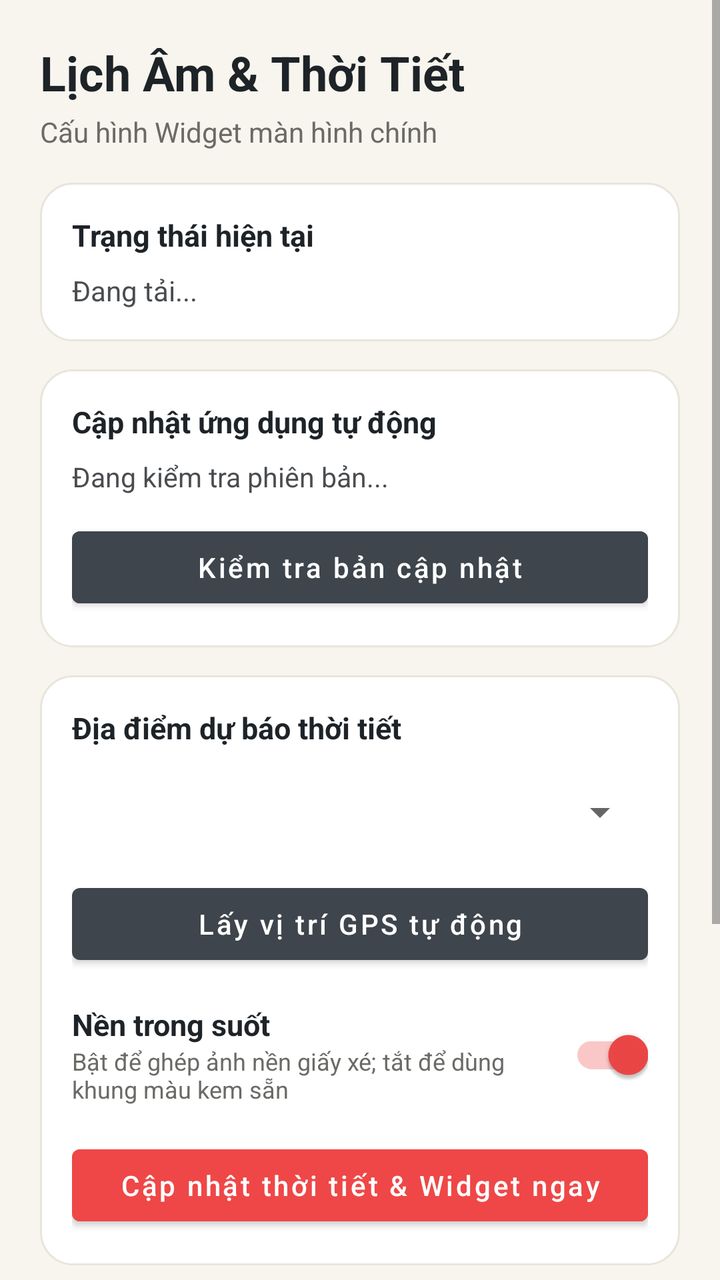
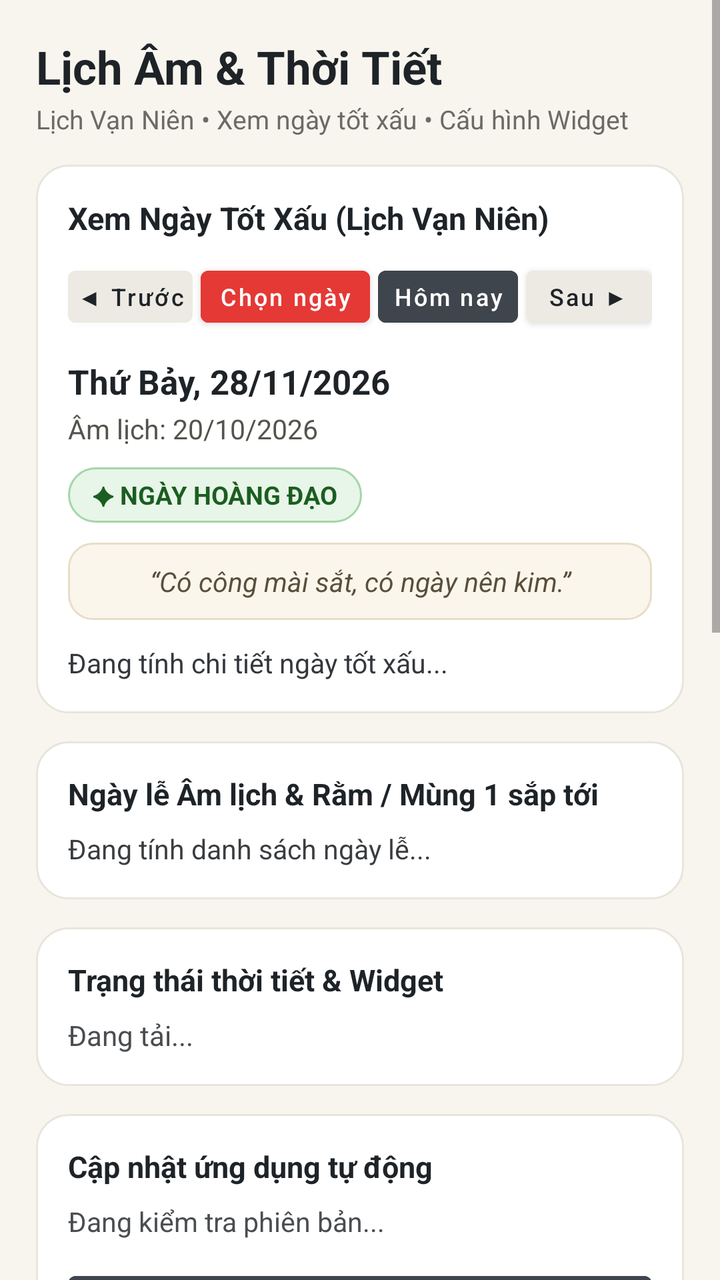

Two renders of the same Android screen: before a commit and after it. Below are the layout's source before the change and the commit's diff.
<!-- AndroidManifest.xml: application theme Theme.LichAmWidget -->
<!-- res/layout/activity_main.xml -->
<?xml version="1.0" encoding="utf-8"?>
<ScrollView xmlns:android="http://schemas.android.com/apk/res/android"
    android:layout_width="match_parent"
    android:layout_height="match_parent"
    android:background="#F7F5EE"
    android:fillViewport="true">

    <LinearLayout
        android:layout_width="match_parent"
        android:layout_height="wrap_content"
        android:orientation="vertical"
        android:padding="20dp">

        <TextView
            android:layout_width="wrap_content"
            android:layout_height="wrap_content"
            android:text="Lịch Âm &amp; Thời Tiết"
            android:textColor="#1E2328"
            android:textSize="24sp"
            android:textStyle="bold" />

        <TextView
            android:layout_width="wrap_content"
            android:layout_height="wrap_content"
            android:layout_marginTop="4dp"
            android:text="Cấu hình Widget màn hình chính"
            android:textColor="#6B6A66"
            android:textSize="14sp" />

        
        <LinearLayout
            android:layout_width="match_parent"
            android:layout_height="wrap_content"
            android:layout_marginTop="16dp"
            android:background="@drawable/bg_card_white"
            android:orientation="vertical"
            android:padding="16dp">

            <TextView
                android:layout_width="wrap_content"
                android:layout_height="wrap_content"
                android:text="Trạng thái hiện tại"
                android:textColor="#1E2328"
                android:textSize="15sp"
                android:textStyle="bold" />

            <TextView
                android:id="@+id/tv_status"
                android:layout_width="match_parent"
                android:layout_height="wrap_content"
                android:layout_marginTop="8dp"
                android:lineSpacingExtra="4dp"
                android:text="Đang tải..."
                android:textColor="#4A4D50"
                android:textSize="14sp" />
        </LinearLayout>

        
        <LinearLayout
            android:layout_width="match_parent"
            android:layout_height="wrap_content"
            android:layout_marginTop="14dp"
            android:background="@drawable/bg_card_white"
            android:orientation="vertical"
            android:padding="16dp">

            <TextView
                android:layout_width="wrap_content"
                android:layout_height="wrap_content"
                android:text="Cập nhật ứng dụng tự động"
                android:textColor="#1E2328"
                android:textSize="15sp"
                android:textStyle="bold" />

            <TextView
                android:id="@+id/tv_update_status"
                android:layout_width="match_parent"
                android:layout_height="wrap_content"
                android:layout_marginTop="8dp"
                android:lineSpacingExtra="4dp"
                android:text="Đang kiểm tra phiên bản..."
                android:textColor="#4A4D50"
                android:textSize="13.5sp" />

            <Button
                android:id="@+id/btn_update_action"
                android:layout_width="match_parent"
                android:layout_height="wrap_content"
                android:layout_marginTop="12dp"
                android:backgroundTint="#3E454C"
                android:text="Kiểm tra bản cập nhật"
                android:textAllCaps="false"
                android:textColor="#FFFFFF" />
        </LinearLayout>

        
        <LinearLayout
            android:layout_width="match_parent"
            android:layout_height="wrap_content"
            android:layout_marginTop="14dp"
            android:background="@drawable/bg_card_white"
            android:orientation="vertical"
            android:padding="16dp">

            <TextView
                android:layout_width="wrap_content"
                android:layout_height="wrap_content"
                android:text="Địa điểm dự báo thời tiết"
                android:textColor="#1E2328"
                android:textSize="15sp"
                android:textStyle="bold" />

            <Spinner
                android:id="@+id/spinner_city"
                android:layout_width="match_parent"
                android:layout_height="48dp"
                android:layout_marginTop="8dp" />

            <Button
                android:id="@+id/btn_gps"
                android:layout_width="match_parent"
                android:layout_height="wrap_content"
                android:layout_marginTop="8dp"
                android:text="Lấy vị trí GPS tự động"
                android:textAllCaps="false" />

            <LinearLayout
                android:layout_width="match_parent"
                android:layout_height="wrap_content"
                android:layout_marginTop="16dp"
                android:gravity="center_vertical"
                android:orientation="horizontal">

                <LinearLayout
                    android:layout_width="0dp"
                    android:layout_height="wrap_content"
                    android:layout_weight="1"
                    android:orientation="vertical">

                    <TextView
                        android:layout_width="wrap_content"
                        android:layout_height="wrap_content"
                        android:text="Nền trong suốt"
                        android:textColor="#1E2328"
                        android:textSize="15sp"
                        android:textStyle="bold" />

                    <TextView
                        android:layout_width="wrap_content"
                        android:layout_height="wrap_content"
                        android:text="Bật để ghép ảnh nền giấy xé; tắt để dùng khung màu kem sẵn"
                        android:textColor="#6B6A66"
                        android:textSize="12sp" />
                </LinearLayout>

                <androidx.appcompat.widget.SwitchCompat
                    android:id="@+id/switch_transparent"
                    android:layout_width="wrap_content"
                    android:layout_height="wrap_content"
                    android:checked="true" />
            </LinearLayout>

            <Button
                android:id="@+id/btn_refresh"
                android:layout_width="match_parent"
                android:layout_height="wrap_content"
                android:layout_marginTop="16dp"
                android:backgroundTint="#EF4747"
                android:text="Cập nhật thời tiết &amp; Widget ngay"
                android:textAllCaps="false"
                android:textColor="#FFFFFF" />
        </LinearLayout>

        
        <LinearLayout
            android:layout_width="match_parent"
            android:layout_height="wrap_content"
            android:layout_marginTop="14dp"
            android:background="@drawable/bg_card_white"
            android:orientation="vertical"
            android:padding="16dp">

            <TextView
                android:layout_width="wrap_content"
                android:layout_height="wrap_content"
                android:text="Cách đưa ra màn hình chính"
                android:textColor="#1E2328"
                android:textSize="15sp"
                android:textStyle="bold" />

            <TextView
                android:layout_width="match_parent"
                android:layout_height="wrap_content"
                android:layout_marginTop="6dp"
                android:lineSpacingExtra="4dp"
                android:text="1. Nhấn giữ vùng trống trên màn hình chính Android.\n2. Chọn Tiện ích (Widgets) → Lịch Âm &amp; Thời Tiết.\n3. Kéo thả widget lên nửa trên màn hình và kéo giãn vừa khung giấy xé.\n4. Chạm cụm thời tiết trên widget để làm mới nhanh, chạm đồng hồ để mở lại cài đặt."
                android:textColor="#4A4D50"
                android:textSize="13.5sp" />
        </LinearLayout>

    </LinearLayout>
</ScrollView>
<!-- resources referenced by this layout -->
<resources>
  <!-- drawable bg_card_white (drawable) -->
  <?xml version="1.0" encoding="utf-8"?>
  <shape xmlns:android="http://schemas.android.com/apk/res/android" android:shape="rectangle">
      <solid android:color="#FFFFFF" />
      <corners android:radius="16dp" />
      <stroke android:width="1dp" android:color="#E8E5DC" />
  </shape>
  <style name="Theme.LichAmWidget" parent="Theme.MaterialComponents.DayNight.NoActionBar">
          <item name="colorPrimary">#3E454C</item>
          <item name="colorPrimaryVariant">#2A3036</item>
          <item name="colorOnPrimary">#FFFFFF</item>
          <item name="colorSecondary">#EF4747</item>
          <item name="android:statusBarColor">#F7F5EE</item>
          <item name="android:windowLightStatusBar">true</item>
      </style>
</resources>

<!-- the commit's change to res/layout/activity_main.xml (unified diff, before → after) -->
@@ -9,37 +9,217 @@
         android:layout_width="match_parent"
         android:layout_height="wrap_content"
         android:orientation="vertical"
-        android:padding="20dp">
+        android:padding="18dp">
 
         <TextView
             android:layout_width="wrap_content"
             android:layout_height="wrap_content"
             android:text="Lịch Âm &amp; Thời Tiết"
             android:textColor="#1E2328"
-            android:textSize="24sp"
+            android:textSize="23sp"
             android:textStyle="bold" />
 
         <TextView
             android:layout_width="wrap_content"
             android:layout_height="wrap_content"
-            android:layout_marginTop="4dp"
-            android:text="Cấu hình Widget màn hình chính"
+            android:layout_marginTop="2dp"
+            android:text="Lịch Vạn Niên • Xem ngày tốt xấu • Cấu hình Widget"
             android:textColor="#6B6A66"
-            android:textSize="14sp" />
-
-        
-        <LinearLayout
-            android:layout_width="match_parent"
-            android:layout_height="wrap_content"
-            android:layout_marginTop="16dp"
-            android:background="@drawable/bg_card_white"
-            android:orientation="vertical"
-            android:padding="16dp">
-
-            <TextView
-                android:layout_width="wrap_content"
-                android:layout_height="wrap_content"
-                android:text="Trạng thái hiện tại"
+            android:textSize="13sp" />
+
+        
+        <LinearLayout
+            android:layout_width="match_parent"
+            android:layout_height="wrap_content"
+            android:layout_marginTop="14dp"
+            android:background="@drawable/bg_card_white"
+            android:orientation="vertical"
+            android:padding="16dp">
+
+            <TextView
+                android:layout_width="wrap_content"
+                android:layout_height="wrap_content"
+                android:text="Xem Ngày Tốt Xấu (Lịch Vạn Niên)"
+                android:textColor="#1E2328"
+                android:textSize="15.5sp"
+                android:textStyle="bold" />
+
+            
+            <LinearLayout
+                android:layout_width="match_parent"
+                android:layout_height="wrap_content"
+                android:layout_marginTop="10dp"
+                android:orientation="horizontal">
+
+                <Button
+                    android:id="@+id/btn_prev_day"
+                    android:layout_width="0dp"
+                    android:layout_height="38dp"
+                    android:layout_marginEnd="4dp"
+                    android:layout_weight="0.85"
+                    android:backgroundTint="#ECEAE2"
+                    android:padding="0dp"
+                    android:text="◀ Trước"
+                    android:textAllCaps="false"
+                    android:textColor="#1E2328"
+                    android:textSize="12sp" />
+
+                <Button
+                    android:id="@+id/btn_pick_date"
+                    android:layout_width="0dp"
+                    android:layout_height="38dp"
+                    android:layout_marginEnd="4dp"
+                    android:layout_weight="1.15"
+                    android:backgroundTint="#E53935"
+                    android:padding="0dp"
+                    android:text="Chọn ngày"
+                    android:textAllCaps="false"
+                    android:textColor="#FFFFFF"
+                    android:textSize="12sp" />
+
+                <Button
+                    android:id="@+id/btn_today"
+                    android:layout_width="0dp"
+                    android:layout_height="38dp"
+                    android:layout_marginEnd="4dp"
+                    android:layout_weight="0.95"
+                    android:backgroundTint="#3E454C"
+                    android:padding="0dp"
+                    android:text="Hôm nay"
+                    android:textAllCaps="false"
+                    android:textColor="#FFFFFF"
+                    android:textSize="12sp" />
+
+                <Button
+                    android:id="@+id/btn_next_day"
+                    android:layout_width="0dp"
+                    android:layout_height="38dp"
+                    android:layout_weight="0.85"
+                    android:backgroundTint="#ECEAE2"
+                    android:padding="0dp"
+                    android:text="Sau ▶"
+                    android:textAllCaps="false"
+                    android:textColor="#1E2328"
+                    android:textSize="12sp" />
+            </LinearLayout>
+
+            <TextView
+                android:id="@+id/tv_almanac_solar"
+                android:layout_width="match_parent"
+                android:layout_height="wrap_content"
+                android:layout_marginTop="12dp"
+                android:text="Thứ Bảy, 28/11/2026"
+                android:textColor="#1E2328"
+                android:textSize="17sp"
+                android:textStyle="bold" />
+
+            <TextView
+                android:id="@+id/tv_almanac_lunar"
+                android:layout_width="match_parent"
+                android:layout_height="wrap_content"
+                android:layout_marginTop="3dp"
+                android:lineSpacingExtra="3dp"
+                android:text="Âm lịch: 20/10/2026"
+                android:textColor="#55534D"
+                android:textSize="13.5sp" />
+
+            <TextView
+                android:id="@+id/tv_almanac_day_type"
+                android:layout_width="wrap_content"
+                android:layout_height="wrap_content"
+                android:layout_marginTop="10dp"
+                android:background="@drawable/bg_badge_good"
+                android:paddingLeft="12dp"
+                android:paddingTop="5dp"
+                android:paddingRight="12dp"
+                android:paddingBottom="5dp"
+                android:text="✦ NGÀY HOÀNG ĐẠO"
+                android:textColor="#1B5E20"
+                android:textSize="12.5sp"
+                android:textStyle="bold" />
+
+            <TextView
+                android:id="@+id/tv_almanac_holiday"
+                android:layout_width="match_parent"
+                android:layout_height="wrap_content"
+                android:layout_marginTop="8dp"
+                android:background="#FDECEC"
+                android:lineSpacingExtra="3dp"
+                android:padding="9dp"
+                android:text="★ Ngày lễ Âm lịch"
+                android:textColor="#B71C1C"
+                android:textSize="13sp"
+                android:textStyle="bold"
+                android:visibility="gone" />
+
+            
+            <TextView
+                android:id="@+id/tv_almanac_proverb"
+                android:layout_width="match_parent"
+                android:layout_height="wrap_content"
+                android:layout_marginTop="10dp"
+                android:background="@drawable/bg_quote_box"
+                android:gravity="center"
+                android:lineSpacingExtra="3dp"
+                android:padding="10dp"
+                android:text="“Có công mài sắt, có ngày nên kim.”"
+                android:textColor="#5A4E3C"
+                android:textSize="13.5sp"
+                android:textStyle="italic" />
+
+            
+            <TextView
+                android:id="@+id/tv_almanac_details"
+                android:layout_width="match_parent"
+                android:layout_height="wrap_content"
+                android:layout_marginTop="12dp"
+                android:lineSpacingExtra="5dp"
+                android:text="Đang tính chi tiết ngày tốt xấu..."
+                android:textColor="#34383C"
+                android:textSize="13.5sp" />
+        </LinearLayout>
+
+        
+        <LinearLayout
+            android:layout_width="match_parent"
+            android:layout_height="wrap_content"
+            android:layout_marginTop="14dp"
+            android:background="@drawable/bg_card_white"
+            android:orientation="vertical"
+            android:padding="16dp">
+
+            <TextView
+                android:layout_width="wrap_content"
+                android:layout_height="wrap_content"
+                android:text="Ngày lễ Âm lịch &amp; Rằm / Mùng 1 sắp tới"
+                android:textColor="#1E2328"
+                android:textSize="15sp"
+                android:textStyle="bold" />
+
+            <TextView
+                android:id="@+id/tv_upcoming_holidays"
+                android:layout_width="match_parent"
+                android:layout_height="wrap_content"
+                android:layout_marginTop="8dp"
+                android:lineSpacingExtra="5dp"
+                android:text="Đang tính danh sách ngày lễ..."
+                android:textColor="#3A3D40"
+                android:textSize="13.5sp" />
+        </LinearLayout>
+
+        
+        <LinearLayout
+            android:layout_width="match_parent"
+            android:layout_height="wrap_content"
+            android:layout_marginTop="14dp"
+            android:background="@drawable/bg_card_white"
+            android:orientation="vertical"
+            android:padding="16dp">
+
+            <TextView
+                android:layout_width="wrap_content"
+                android:layout_height="wrap_content"
+                android:text="Trạng thái thời tiết &amp; Widget"
                 android:textColor="#1E2328"
                 android:textSize="15sp"
                 android:textStyle="bold" />
@@ -105,7 +285,7 @@
             <TextView
                 android:layout_width="wrap_content"
                 android:layout_height="wrap_content"
-                android:text="Địa điểm dự báo thời tiết"
+                android:text="Địa điểm dự báo &amp; Hiển thị Widget"
                 android:textColor="#1E2328"
                 android:textSize="15sp"
                 android:textStyle="bold" />
@@ -127,7 +307,7 @@
             <LinearLayout
                 android:layout_width="match_parent"
                 android:layout_height="wrap_content"
-                android:layout_marginTop="16dp"
+                android:layout_marginTop="14dp"
                 android:gravity="center_vertical"
                 android:orientation="horizontal">
 
@@ -160,6 +340,42 @@
                     android:checked="true" />
             </LinearLayout>
 
+            <LinearLayout
+                android:layout_width="match_parent"
+                android:layout_height="wrap_content"
+                android:layout_marginTop="12dp"
+                android:gravity="center_vertical"
+                android:orientation="horizontal">
+
+                <LinearLayout
+                    android:layout_width="0dp"
+                    android:layout_height="wrap_content"
+                    android:layout_weight="1"
+                    android:orientation="vertical">
+
+                    <TextView
+                        android:layout_width="wrap_content"
+                        android:layout_height="wrap_content"
+                        android:text="Hiện Tốt/Xấu, Lễ Âm &amp; Ngạn ngữ"
+                        android:textColor="#1E2328"
+                        android:textSize="15sp"
+                        android:textStyle="bold" />
+
+                    <TextView
+                        android:layout_width="wrap_content"
+                        android:layout_height="wrap_content"
+                        android:text="Hiển thị Hoàng/Hắc Đạo, lễ Âm lịch và câu ngạn ngữ ngay dưới widget"
+                        android:textColor="#6B6A66"
+                        android:textSize="12sp" />
+                </LinearLayout>
+
+                <androidx.appcompat.widget.SwitchCompat
+                    android:id="@+id/switch_widget_almanac"
+                    android:layout_width="wrap_content"
+                    android:layout_height="wrap_content"
+                    android:checked="true" />
+            </LinearLayout>
+
             <Button
                 android:id="@+id/btn_refresh"
                 android:layout_width="match_parent"
@@ -183,7 +399,7 @@
             <TextView
                 android:layout_width="wrap_content"
                 android:layout_height="wrap_content"
-                android:text="Cách đưa ra màn hình chính"
+                android:text="Mẹo sử dụng nhanh"
                 android:textColor="#1E2328"
                 android:textSize="15sp"
                 android:textStyle="bold" />
@@ -193,7 +409,7 @@
                 android:layout_height="wrap_content"
                 android:layout_marginTop="6dp"
                 android:lineSpacingExtra="4dp"
-                android:text="1. Nhấn giữ vùng trống trên màn hình chính Android.\n2. Chọn Tiện ích (Widgets) → Lịch Âm &amp; Thời Tiết.\n3. Kéo thả widget lên nửa trên màn hình và kéo giãn vừa khung giấy xé.\n4. Chạm cụm thời tiết trên widget để làm mới nhanh, chạm đồng hồ để mở lại cài đặt."
+                android:text="1. Chạm vào đồng hồ đỏ, lịch tuần hoặc dòng ngạn ngữ trên widget để mở nhanh bảng xem ngày tốt xấu chi tiết.\n2. Chạm cụm thời tiết hoặc dự báo 5 ngày trên widget để cập nhật thời tiết ngay lập tức.\n3. Trên thanh lịch tuần, các ngày Mùng 1, Rằm và Lễ Âm lịch sẽ tự động tô đỏ để dễ nhận biết."
                 android:textColor="#4A4D50"
                 android:textSize="13.5sp" />
         </LinearLayout>
<!-- resource entries referenced after the edit -->
@@ -1,11 +1,27 @@
 <!-- resources referenced by this layout -->
 <resources>
+  <!-- drawable bg_badge_good (drawable) -->
+  <?xml version="1.0" encoding="utf-8"?>
+  <shape xmlns:android="http://schemas.android.com/apk/res/android"
+      android:shape="rectangle">
+      <solid android:color="#E8F5E9" />
+      <stroke android:width="1dp" android:color="#A5D6A7" />
+      <corners android:radius="14dp" />
+  </shape>
   <!-- drawable bg_card_white (drawable) -->
   <?xml version="1.0" encoding="utf-8"?>
   <shape xmlns:android="http://schemas.android.com/apk/res/android" android:shape="rectangle">
       <solid android:color="#FFFFFF" />
       <corners android:radius="16dp" />
       <stroke android:width="1dp" android:color="#E8E5DC" />
+  </shape>
+  <!-- drawable bg_quote_box (drawable) -->
+  <?xml version="1.0" encoding="utf-8"?>
+  <shape xmlns:android="http://schemas.android.com/apk/res/android"
+      android:shape="rectangle">
+      <solid android:color="#FAF6EB" />
+      <stroke android:width="1dp" android:color="#E6DEC8" />
+      <corners android:radius="12dp" />
   </shape>
   <style name="Theme.LichAmWidget" parent="Theme.MaterialComponents.DayNight.NoActionBar">
           <item name="colorPrimary">#3E454C</item>
